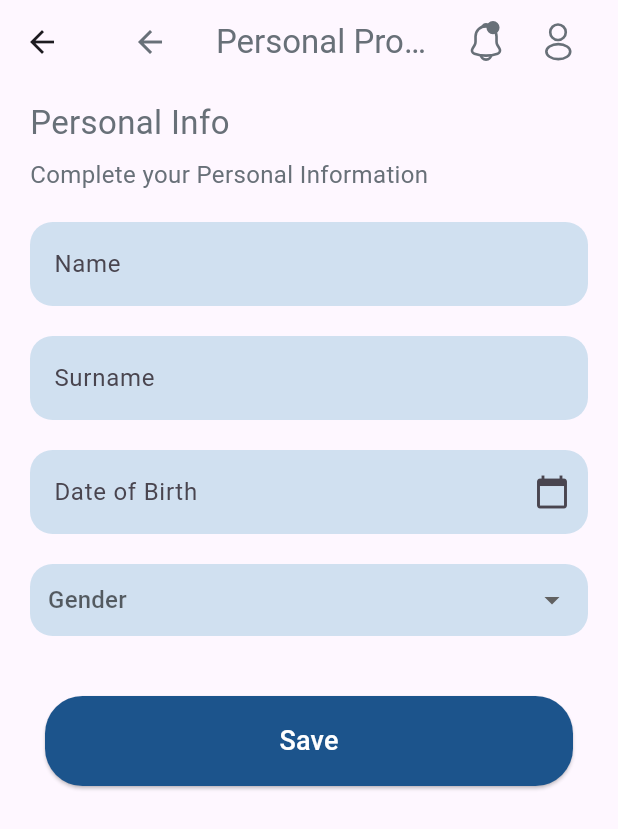
After one commit to Harini-Sritharar/LLM-based-Mobile-App-for-Mental-Health, a Flutter app: the PersonalInfoPage screen opened directly, on a phone screen of 412 x 824 dp. The commit adds this screen. Shown: the top 829 px of the screen. Run offline on Flutter 3.47's test engine with Material 3 defaults, Android fonts, the phone set to English and light mode, and no system bars; our stand-ins replace flutter_svg.

Commit message:
[dk2222] feat: Implement draft of personal-info page and navigation to it.

```diff
--- a/llm_based_sat_app/lib/screens/edit_profile.dart
+++ b/llm_based_sat_app/lib/screens/edit_profile.dart
@@ -1,4 +1,6 @@
 import 'package:flutter/material.dart';
+import 'package:flutter_svg/flutter_svg.dart';
+import 'package:llm_based_sat_app/screens/personal_info_page.dart';
 import 'package:llm_based_sat_app/theme/app_colours.dart';
 import 'package:llm_based_sat_app/widgets/custom_app_bar.dart';
 import '../widgets/custom_button.dart';
@@ -36,6 +38,12 @@ class EditProfilePage extends StatelessWidget {
                 title: "Personal Info",
                 color: AppColours.secondaryBlueTextColor,
                 onTap: () {
+                    Navigator.push(
+                    context,
+                    MaterialPageRoute(
+                      builder: (context) => PersonalInfoPage(),
+                    ),
+                  );
                   // Add navigation logic for Personal Info
                 },
               ),
--- /dev/null
+++ b/llm_based_sat_app/lib/screens/personal_info_page.dart
@@ -0,0 +1,166 @@
+import 'package:flutter/material.dart';
+import 'package:llm_based_sat_app/widgets/custom_app_bar.dart';
+
+class PersonalInfoPage extends StatefulWidget {
+  const PersonalInfoPage({Key? key}) : super(key: key);
+
+  @override
+  _PersonalInfoPageState createState() => _PersonalInfoPageState();
+}
+
+class _PersonalInfoPageState extends State<PersonalInfoPage> {
+  final TextEditingController _nameController = TextEditingController();
+  final TextEditingController _surnameController = TextEditingController();
+  final TextEditingController _dobController = TextEditingController();
+  String? _selectedGender;
+
+  @override
+  void dispose() {
+    _nameController.dispose();
+    _surnameController.dispose();
+    _dobController.dispose();
+    super.dispose();
+  }
+
+  @override
+  Widget build(BuildContext context) {
+    return Scaffold(
+      appBar: AppBar(
+        title: const CustomAppBar(title: "Personal Profile"),
+        backgroundColor: Colors.transparent,
+        elevation: 0,
+      ),
+      body: Padding(
+        padding: const EdgeInsets.symmetric(horizontal: 20),
+        child: SingleChildScrollView(
+          child: Column(
+            crossAxisAlignment: CrossAxisAlignment.start,
+            children: [
+              const SizedBox(height: 10),
+              const Text(
+                "Personal Info",
+                style: TextStyle(fontSize: 22, color: Color(0xFF687078)),
+              ),
+              const SizedBox(height: 8),
+              const Text(
+                "Complete your Personal Information",
+                style: TextStyle(fontSize: 16, color: Color(0xFF687078)),
+              ),
+              const SizedBox(height: 20),
+              _buildTextField("Name", _nameController),
+              const SizedBox(height: 20),
+              _buildTextField("Surname", _surnameController),
+              const SizedBox(height: 20),
+              _buildDatePickerField(),
+              const SizedBox(height: 20),
+              _buildGenderDropdown(),
+              const SizedBox(height: 40),
+              _buildSaveButton(),
+            ],
+          ),
+        ),
+      ),
+    );
+  }
+
+  Widget _buildTextField(String label, TextEditingController controller) {
+    return TextField(
+      controller: controller,
+      decoration: InputDecoration(
+        labelText: label,
+        filled: true,
+        fillColor: const Color(0xFFD0E0F0),
+        border: OutlineInputBorder(
+          borderRadius: BorderRadius.circular(15),
+          borderSide: BorderSide.none,
+        ),
+      ),
+    );
+  }
+
+  Widget _buildDatePickerField() {
+    return TextField(
+      controller: _dobController,
+      readOnly: true,
+      decoration: InputDecoration(
+        labelText: "Date of Birth",
+        filled: true,
+        fillColor: const Color(0xFFD0E0F0),
+        border: OutlineInputBorder(
+          borderRadius: BorderRadius.circular(15),
+          borderSide: BorderSide.none,
+        ),
+        suffixIcon: IconButton(
+          icon: const Icon(Icons.calendar_today),
+          onPressed: () async {
+            DateTime? pickedDate = await showDatePicker(
+              context: context,
+              initialDate: DateTime.now(),
+              firstDate: DateTime(1900),
+              lastDate: DateTime.now(),
+            );
+            if (pickedDate != null) {
+              setState(() {
+                _dobController.text =
+                    "${pickedDate.day}/${pickedDate.month}/${pickedDate.year}";
+              });
+            }
+          },
+        ),
+      ),
+    );
+  }
+
+  Widget _buildGenderDropdown() {
+    return Container(
+      padding: const EdgeInsets.symmetric(horizontal: 12),
+      decoration: BoxDecoration(
+        color: const Color(0xFFD0E0F0),
+        borderRadius: BorderRadius.circular(15),
+      ),
+      child: DropdownButtonFormField<String>(
+        value: _selectedGender,
+        decoration: const InputDecoration(
+          border: InputBorder.none,
+        ),
+        hint: const Text("Gender"),
+        items: ["Male", "Female", "Other"]
+            .map((gender) => DropdownMenuItem(
+                  value: gender,
+                  child: Text(gender),
+                ))
+            .toList(),
+        onChanged: (value) {
+          setState(() {
+            _selectedGender = value;
+          });
+        },
+      ),
+    );
+  }
+
+  Widget _buildSaveButton() {
+    return Padding(
+      padding: const EdgeInsets.symmetric(horizontal: 10),
+      child: SizedBox(
+        width: double.infinity,
+        height: 60,
+        child: ElevatedButton(
+          onPressed: () {
+            // Save button functionality (to be implemented)
+          },
+          style: ElevatedButton.styleFrom(
+            backgroundColor: const Color(0xFF1C548C),
+            shape: RoundedRectangleBorder(
+              borderRadius: BorderRadius.circular(25),
+            ),
+          ),
+          child: const Text(
+            "Save",
+            style: TextStyle(fontSize: 18, color: Colors.white),
+          ),
+        ),
+      ),
+    );
+  }
+}
```
